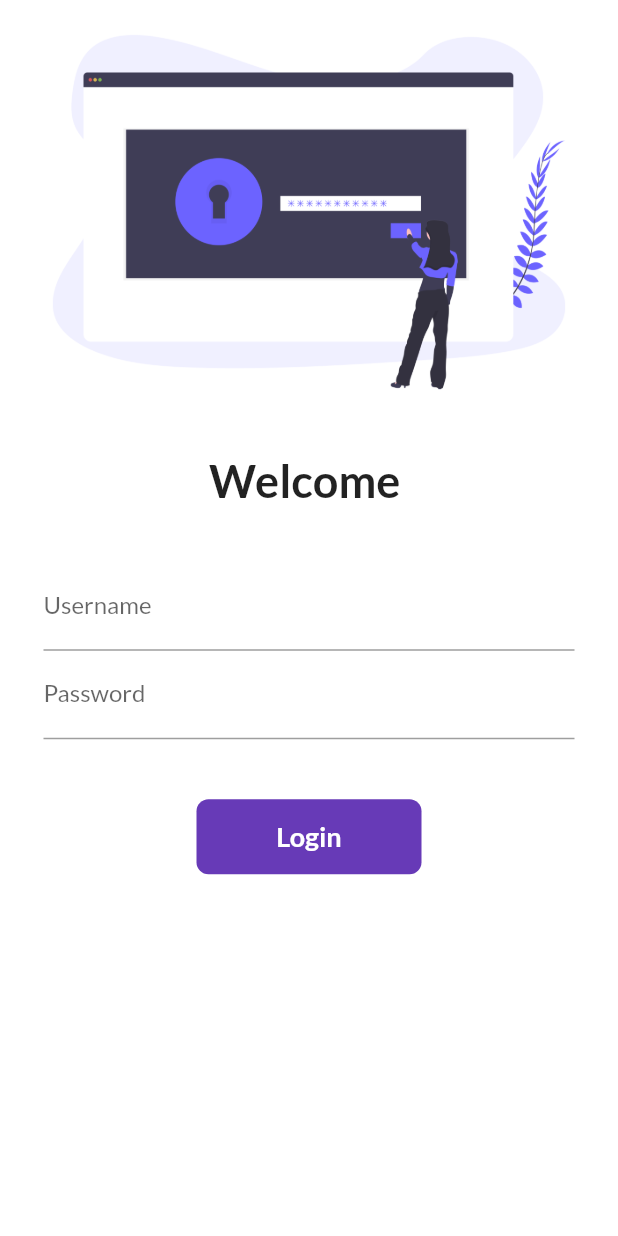
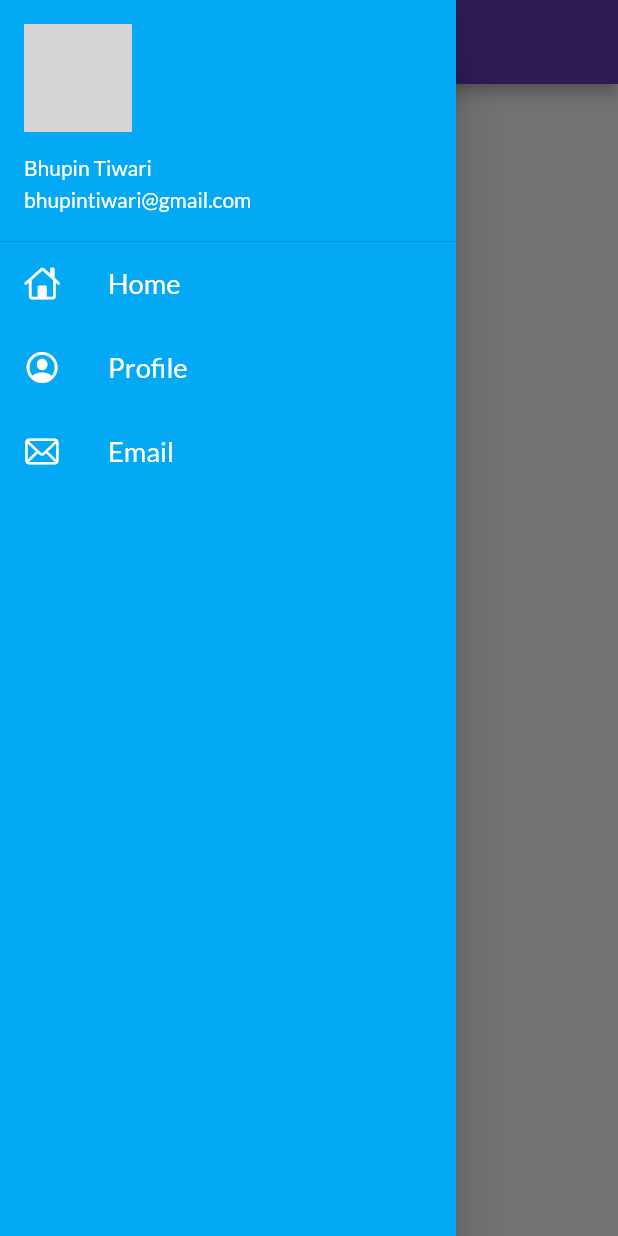
Before and after one commit to JoeTiw/First-Flutter, a Flutter app: the screen it shows after launch, with the side drawer open (before the commit the screen has no drawer), on a phone screen of 412 x 824 dp. Run offline on Flutter 3.47's test engine with Material 2 defaults, Android fonts, the phone set to English and light mode, and no system bars; our stand-ins replace google_fonts; missing offline and left inert: dart:ffi; network calls fail; grey boxes are pictures that could not be loaded.

Commit message:
Day9 done

```diff
--- a/lib/main.dart
+++ b/lib/main.dart
@@ -23,8 +23,8 @@ class MyFirstApp extends StatelessWidget {
       darkTheme: ThemeData(
         brightness: Brightness.dark,
       ),
-
-      initialRoute: "/" ,
+      debugShowCheckedModeBanner: false,
+      initialRoute: MyRoutes.homeRoute ,
       routes:{
         "/" : (context) => LoginPage(),
         MyRoutes.homeRoute : (context) => HomePage(),
--- a/lib/pages/home_page.dart
+++ b/lib/pages/home_page.dart
@@ -3,6 +3,7 @@ import 'dart:ffi';
 import 'package:flutter/material.dart';
 
 import 'package:flutter/material.dart';
+import 'package:hello_world/widgets/draw.dart';
 
 class  HomePage extends StatelessWidget {
 
@@ -18,7 +19,7 @@ class  HomePage extends StatelessWidget {
           ),
         ),
 
-        drawer: Drawer(),
+        drawer: MyDraw(),
       );
 
 
--- /dev/null
+++ b/lib/widgets/draw.dart
@@ -0,0 +1,93 @@
+import 'package:flutter/cupertino.dart';
+import 'package:flutter/material.dart';
+
+
+class MyDraw extends StatelessWidget {
+
+  @override
+  Widget build(BuildContext context) {
+    final imageUrl = "https://production-clubhouse-avatars.s3.amazonaws.com/5568188_f1fc1ecd-decf-49e1-a506-2a0a6786bfcc_thumbnail_250x250";
+    return Drawer(
+      child: Container(
+        color: Colors.lightBlue,
+        child: ListView(
+          padding: EdgeInsets.zero,
+          children: [
+            DrawerHeader(
+              padding: EdgeInsets.zero,
+              margin: EdgeInsets.zero,
+              child: UserAccountsDrawerHeader(
+                margin: EdgeInsets.zero,
+                decoration: BoxDecoration(
+                  color: Colors.lightBlue,
+                ),
+                accountName: Text("Bhupin Tiwari"),
+                accountEmail: Text("bhupintiwari@gmail.com"),
+                currentAccountPicture: CircleAvatar(
+                  backgroundImage: NetworkImage(imageUrl),
+                ),
+
+                ),
+
+              ),
+                ListTile(
+                  leading: Icon(
+                    CupertinoIcons.home,
+                    color: Colors.white,
+                  ),
+                    title: Text(
+                      "Home",
+                      textScaleFactor: 1.3,
+                      style: TextStyle(
+                        color: Colors.white,
+                         ),
+
+
+                      ),
+
+
+                ),
+
+                ListTile(
+                  leading: Icon(
+                    CupertinoIcons.profile_circled,
+                    color: Colors.white,
+                  ),
+                    title: Text(
+                      "Profile",
+                      textScaleFactor: 1.3,
+                      style: TextStyle(
+                        color: Colors.white,
+                         ),
+
+
+                      ),
+
+
+                ),
+
+                ListTile(
+                  leading: Icon(
+                    CupertinoIcons.mail,
+                    color: Colors.white,
+                  ),
+                    title: Text(
+                      "Email",
+                      textScaleFactor: 1.3,
+                      style: TextStyle(
+                        color: Colors.white,
+                         ),
+
+
+                      ),
+
+
+                )
+
+          ],
+        ),
+      ),
+
+    );
+  }
+}
```
